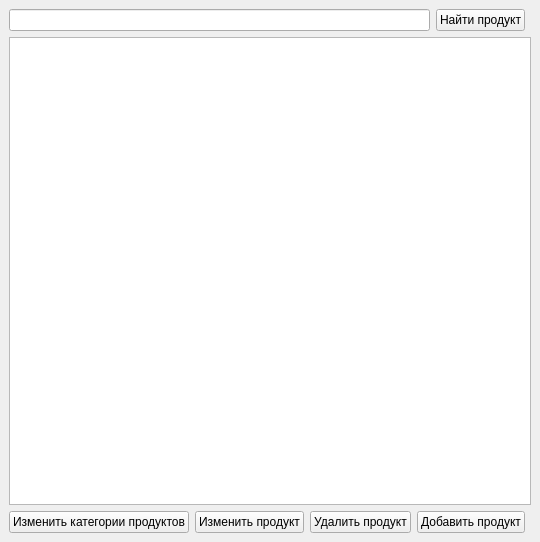
Git-I985/ap, file ui/products.ui: the form before one commit.
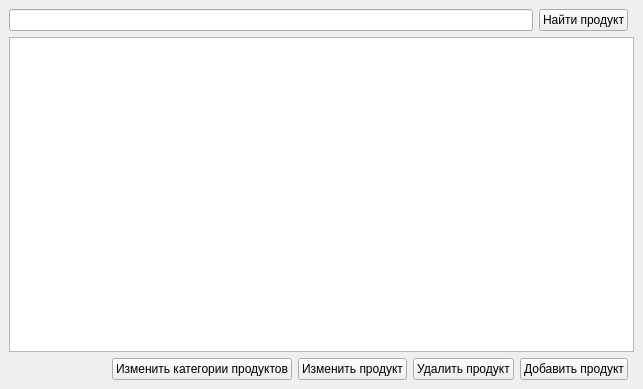
The form after the commit.

What changed in the file:
```diff
--- a/ui/products.ui
+++ b/ui/products.ui
@@ -6,8 +6,8 @@
    <rect>
     <x>0</x>
     <y>0</y>
-    <width>526</width>
-    <height>542</height>
+    <width>643</width>
+    <height>389</height>
    </rect>
   </property>
   <property name="sizePolicy">
```
Left out of the diff: 2 changed lines with no effect on the pictures.
